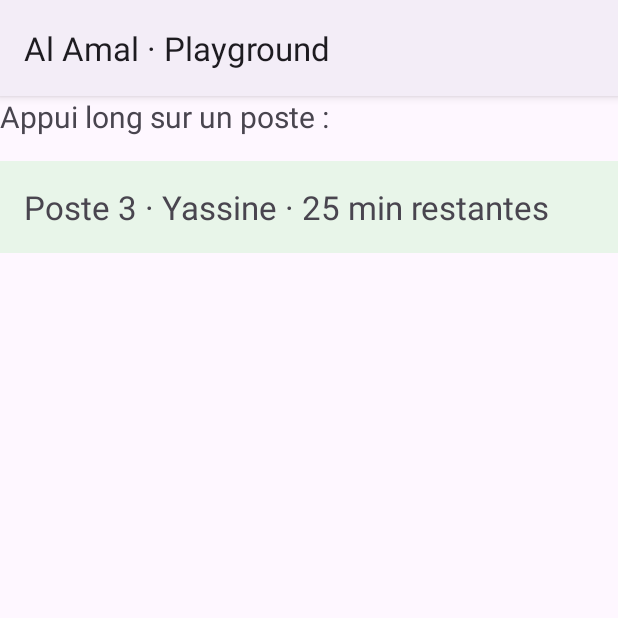
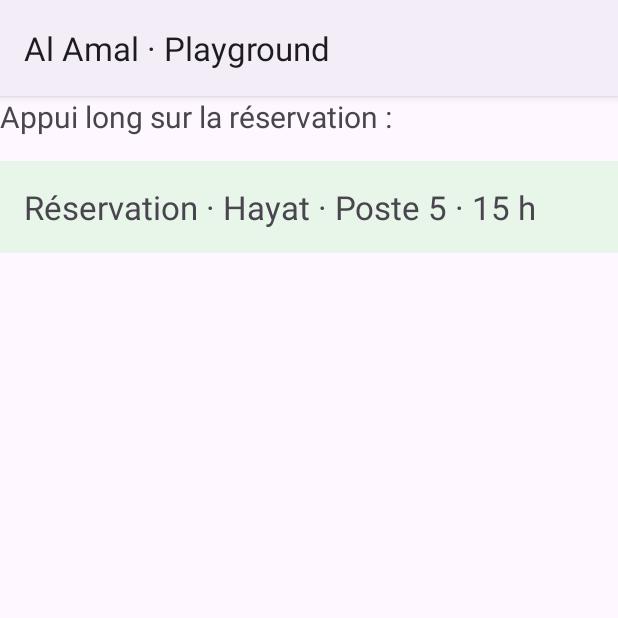
Before and after one commit to mks-zakaria/TP-M203-DEV-UI, an Android app built with Jetpack Compose: the screen it shows after launch (PlaygroundActivity), on a phone screen of 412 x 824 dp, the top half of it. Run offline under Robolectric (Android 15) with nearby library versions, the phone set to English and light mode, and no system bars.

Commit message:
feat: avancement 26-11-2026

```diff
--- a/app/src/main/res/layout/activity_playground.xml
+++ b/app/src/main/res/layout/activity_playground.xml
@@ -157,26 +157,49 @@
 <!--        android:textSize="22sp" />-->
 
     <!-- Étape 6 — menu contextuel : appui long sur le poste 3 -->
+<!--    <TextView-->
+<!--        android:layout_width="wrap_content"-->
+<!--        android:layout_height="wrap_content"-->
+<!--        android:text="Appui long sur un poste :"-->
+<!--        android:textSize="20sp" />-->
+
+<!--    <TextView-->
+<!--        android:id="@+id/txtPoste3"-->
+<!--        android:layout_width="match_parent"-->
+<!--        android:layout_height="wrap_content"-->
+<!--        android:layout_marginTop="16dp"-->
+<!--        android:background="#E8F5E9"-->
+<!--        android:padding="16dp"-->
+<!--        android:text="Poste 3 · Yassine · 25 min restantes"-->
+<!--        android:textSize="22sp" />-->
+
+<!--    <TextView-->
+<!--        android:id="@+id/txtContexte"-->
+<!--        android:layout_width="wrap_content"-->
+<!--        android:layout_height="wrap_content"-->
+<!--        android:textSize="22sp" />-->
+    <!-- Étape 7 — barre d'action contextuelle : appui long sur la réservation -->
     <TextView
         android:layout_width="wrap_content"
         android:layout_height="wrap_content"
-        android:text="Appui long sur un poste :"
+        android:text="Appui long sur la réservation :"
         android:textSize="20sp" />
 
     <TextView
-        android:id="@+id/txtPoste3"
+        android:id="@+id/txtResa"
         android:layout_width="match_parent"
         android:layout_height="wrap_content"
         android:layout_marginTop="16dp"
         android:background="#E8F5E9"
         android:padding="16dp"
-        android:text="Poste 3 · Yassine · 25 min restantes"
+        android:text="Réservation · Hayat · Poste 5 · 15 h"
         android:textSize="22sp" />
 
     <TextView
-        android:id="@+id/txtContexte"
+        android:id="@+id/txtAction"
         android:layout_width="wrap_content"
         android:layout_height="wrap_content"
         android:textSize="22sp" />
 
+
 </LinearLayout>
```
Also changed, not shown: app/src/main/java/ma/ofppt/ista/alamal/PlaygroundActivity.kt (+57 -15 lines), app/src/main/res/menu/s02_menu_action.xml (added, +14 -0 lines).
